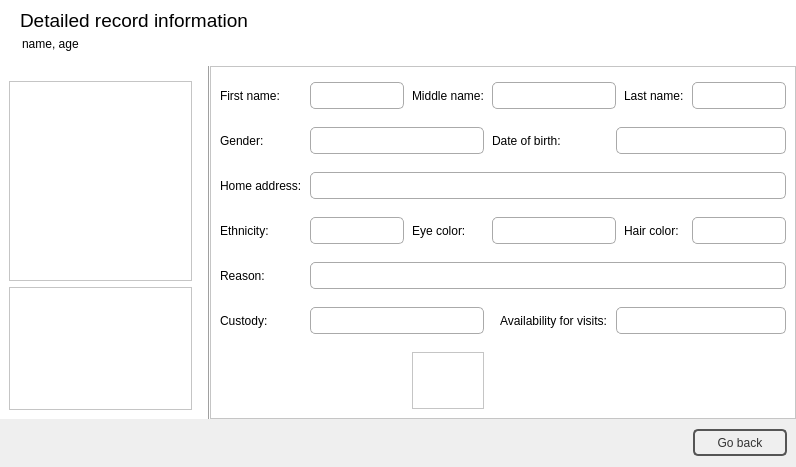
Qt form inmateinfowindow.ui (NCNM/PMS_01) before a commit.
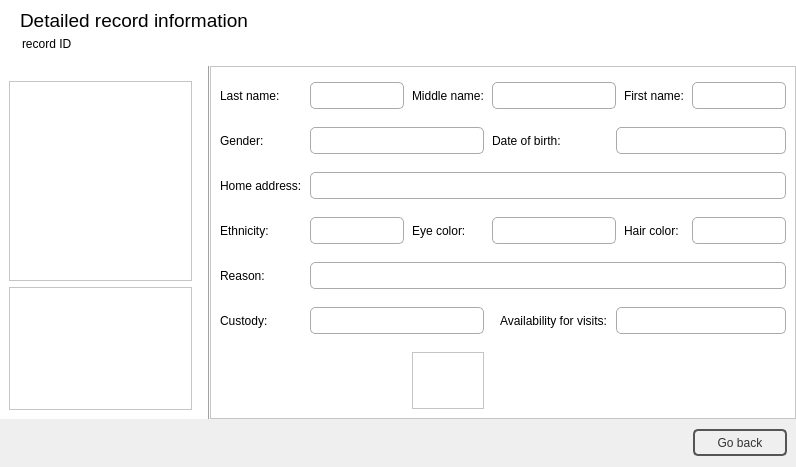
The same form after that commit. Icons and pictures are not drawn.

Diff of the .ui file:
```diff
--- a/inmateinfowindow.ui
+++ b/inmateinfowindow.ui
@@ -107,7 +107,7 @@
 background-image: 0;</string>
       </property>
       <property name="text">
-       <string>name, age</string>
+       <string>record ID</string>
       </property>
      </widget>
     </widget>
@@ -281,7 +281,7 @@
          <item row="0" column="0">
           <widget class="QLabel" name="label_3">
            <property name="text">
-            <string>First name:</string>
+            <string>Last name:</string>
            </property>
           </widget>
          </item>
@@ -367,7 +367,7 @@
          <item row="0" column="6">
           <widget class="QLabel" name="label_4">
            <property name="text">
-            <string>Last name:</string>
+            <string>First name:</string>
            </property>
           </widget>
          </item>
```
Left out of the diff: 2 changed lines with no effect on the pictures.
